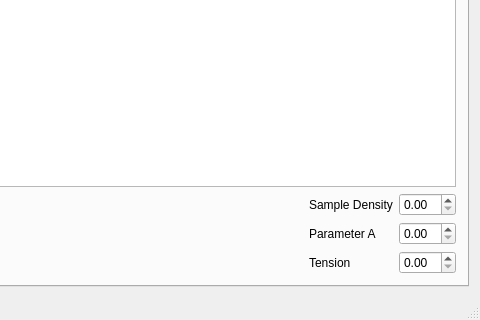
This is Scarabaeus/mainwindow.ui in wtrsltnk/kenai-uu3dmod3 as Qt 5 draws it before an edit; both pictures show x 120 to 600 and y 148 to 468 of the 600 by 468 pixel window. The edited form follows.
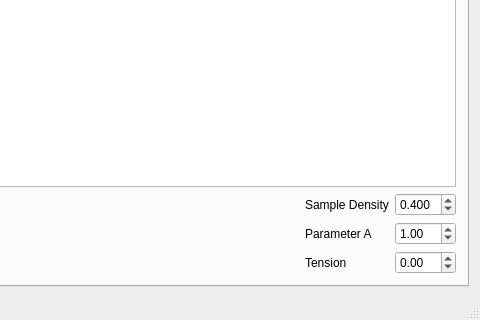
This is the edited form. The open tabs and pages were chosen to show the change.

```diff
--- a/Scarabaeus/mainwindow.ui
+++ b/Scarabaeus/mainwindow.ui
@@ -119,7 +119,23 @@
          </widget>
         </item>
         <item row="1" column="2">
-         <widget class="QDoubleSpinBox" name="dsbSampleDensity_3"/>
+         <widget class="QDoubleSpinBox" name="dsbSampleDensity_3">
+          <property name="decimals">
+           <number>3</number>
+          </property>
+          <property name="minimum">
+           <double>0.040000000000000</double>
+          </property>
+          <property name="maximum">
+           <double>5.000000000000000</double>
+          </property>
+          <property name="singleStep">
+           <double>0.010000000000000</double>
+          </property>
+          <property name="value">
+           <double>0.400000000000000</double>
+          </property>
+         </widget>
         </item>
         <item row="2" column="0">
          <spacer name="horizontalSpacer_4">
@@ -142,7 +158,20 @@
          </widget>
         </item>
         <item row="2" column="2">
-         <widget class="QDoubleSpinBox" name="dsbA_3"/>
+         <widget class="QDoubleSpinBox" name="dsbA_3">
+          <property name="minimum">
+           <double>-10.000000000000000</double>
+          </property>
+          <property name="maximum">
+           <double>10.000000000000000</double>
+          </property>
+          <property name="singleStep">
+           <double>0.250000000000000</double>
+          </property>
+          <property name="value">
+           <double>1.000000000000000</double>
+          </property>
+         </widget>
         </item>
         <item row="3" column="0">
          <spacer name="horizontalSpacer_5">
@@ -165,7 +194,14 @@
          </widget>
         </item>
         <item row="3" column="2">
-         <widget class="QDoubleSpinBox" name="dsbTension_3"/>
+         <widget class="QDoubleSpinBox" name="dsbTension_3">
+          <property name="minimum">
+           <double>-99.989999999999995</double>
+          </property>
+          <property name="singleStep">
+           <double>0.100000000000000</double>
+          </property>
+         </widget>
         </item>
        </layout>
       </widget>
```
Left out of the diff: 22 changed lines with no effect on the pictures.
